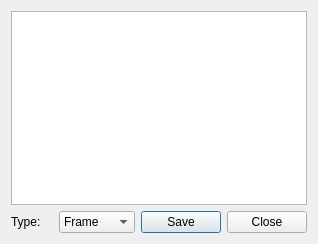
The window that src/gui/genboard.ui (jqln-0/ar-tabletop) describes before a commit, drawn with Qt 5.
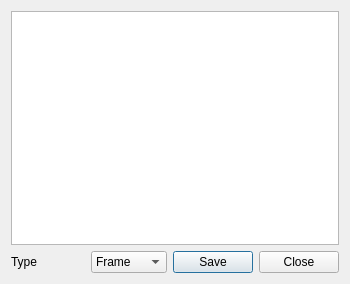
The same window after the commit.

What changed in the file:
```diff
--- a/src/gui/genboard.ui
+++ b/src/gui/genboard.ui
@@ -6,8 +6,8 @@
    <rect>
     <x>0</x>
     <y>0</y>
-    <width>318</width>
-    <height>244</height>
+    <width>350</width>
+    <height>284</height>
    </rect>
   </property>
   <property name="windowTitle">
@@ -15,12 +15,22 @@
   </property>
   <layout class="QGridLayout" name="gridLayout">
    <item row="0" column="0" colspan="4">
-    <widget class="QGraphicsView" name="graphicsView"/>
+    <widget class="QGraphicsView" name="graphicsView">
+     <property name="verticalScrollBarPolicy">
+      <enum>Qt::ScrollBarAlwaysOff</enum>
+     </property>
+     <property name="horizontalScrollBarPolicy">
+      <enum>Qt::ScrollBarAlwaysOff</enum>
+     </property>
+     <property name="sizeAdjustPolicy">
+      <enum>QAbstractScrollArea::AdjustToContents</enum>
+     </property>
+    </widget>
    </item>
    <item row="1" column="0">
     <widget class="QLabel" name="label">
      <property name="text">
-      <string>Type:</string>
+      <string>Type</string>
      </property>
     </widget>
    </item>
```
